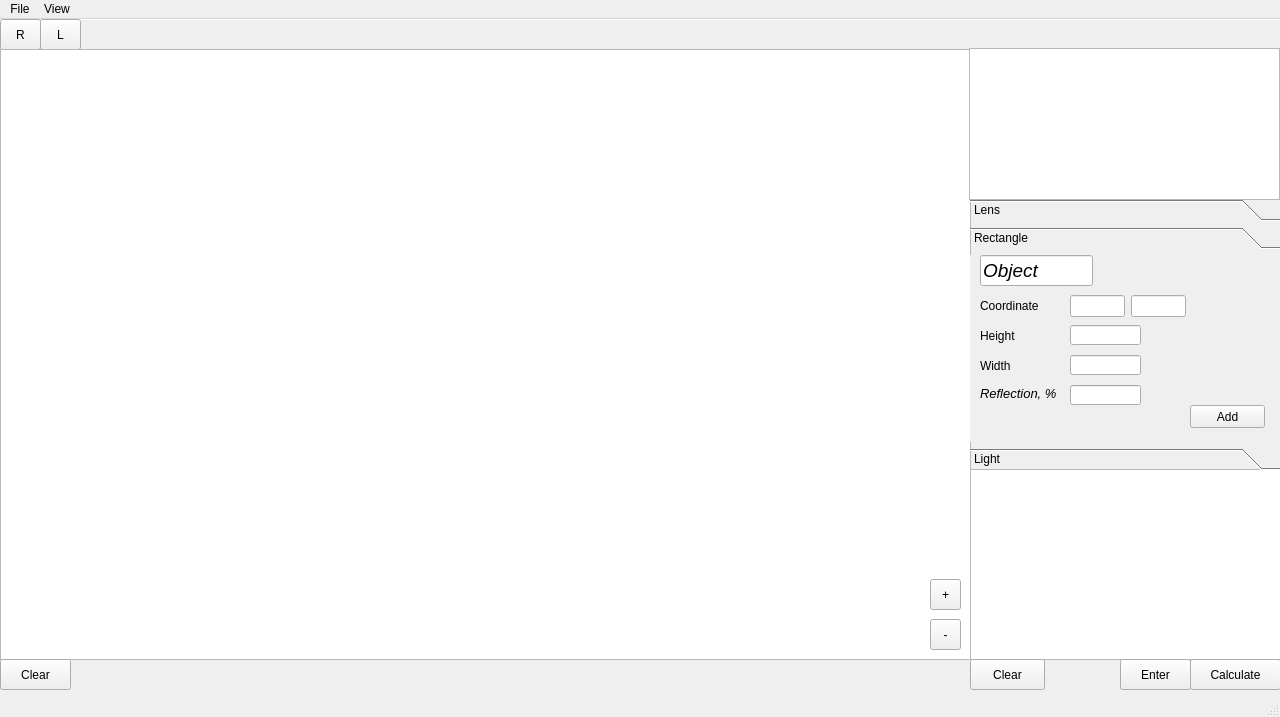
Qt form window.ui (BGDNick/TheProgram) before a commit.
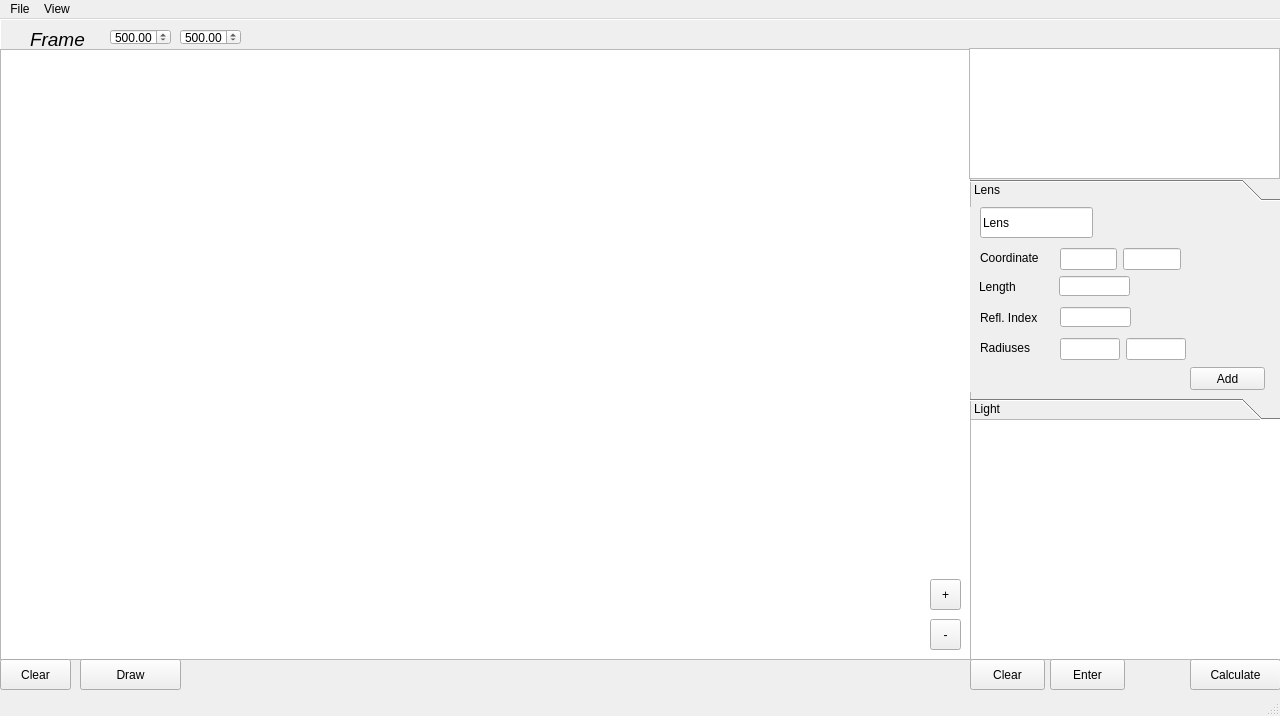
The same form after that commit. The open tabs and pages were chosen to show the change.

The edit to the form file:
```diff
--- a/window.ui
+++ b/window.ui
@@ -10,7 +10,7 @@
     <x>0</x>
     <y>0</y>
     <width>1280</width>
-    <height>717</height>
+    <height>716</height>
    </rect>
   </property>
   <property name="windowTitle">
@@ -21,9 +21,9 @@
     <property name="geometry">
      <rect>
       <x>970</x>
-      <y>450</y>
+      <y>400</y>
       <width>311</width>
-      <height>191</height>
+      <height>241</height>
      </rect>
     </property>
     <layout class="QVBoxLayout" name="verticalLayout">
@@ -38,9 +38,9 @@
     </property>
     <property name="geometry">
      <rect>
-      <x>1120</x>
+      <x>1050</x>
       <y>640</y>
-      <width>71</width>
+      <width>75</width>
       <height>31</height>
      </rect>
     </property>
@@ -94,37 +94,73 @@
     <property name="frameShadow">
      <enum>QFrame::Raised</enum>
     </property>
-    <widget class="QToolButton" name="toolButtonR">
+    <widget class="QDoubleSpinBox" name="doubleSpinBox">
      <property name="geometry">
       <rect>
-       <x>0</x>
-       <y>0</y>
-       <width>41</width>
-       <height>31</height>
+       <x>110</x>
+       <y>10</y>
+       <width>61</width>
+       <height>16</height>
       </rect>
      </property>
-     <property name="styleSheet">
-      <string notr="true">font: 16pt &quot;MS Shell Dlg 2&quot;;
-font: 14pt &quot;MS Shell Dlg 2&quot;;</string>
+     <property name="minimum">
+      <double>100.000000000000000</double>
      </property>
-     <property name="text">
-      <string>R</string>
+     <property name="maximum">
+      <double>100000.000000000000000</double>
      </property>
+     <property name="singleStep">
+      <double>10.000000000000000</double>
+     </property>
+     <property name="value">
+      <double>500.000000000000000</double>
+     </property>
     </widget>
-    <widget class="QToolButton" name="toolButtonL">
+    <widget class="QLabel" name="label_15">
      <property name="geometry">
       <rect>
-       <x>40</x>
-       <y>0</y>
-       <width>41</width>
-       <height>31</height>
+       <x>30</x>
+       <y>10</y>
+       <width>71</width>
+       <height>21</height>
       </rect>
      </property>
+     <property name="font">
+      <font>
+       <family>Arial</family>
+       <pointsize>14</pointsize>
+       <weight>50</weight>
+       <italic>true</italic>
+       <bold>false</bold>
+      </font>
+     </property>
      <property name="styleSheet">
-      <string notr="true">font: 14pt &quot;MS Shell Dlg 2&quot;;</string>
+      <string notr="true">font: italic 14pt &quot;Arial&quot;;</string>
      </property>
      <property name="text">
-      <string>L</string>
+      <string>Frame</string>
+     </property>
+    </widget>
+    <widget class="QDoubleSpinBox" name="doubleSpinBox_2">
+     <property name="geometry">
+      <rect>
+       <x>180</x>
+       <y>10</y>
+       <width>61</width>
+       <height>16</height>
+      </rect>
+     </property>
+     <property name="minimum">
+      <double>100.000000000000000</double>
+     </property>
+     <property name="maximum">
+      <double>100000.000000000000000</double>
+     </property>
+     <property name="singleStep">
+      <double>10.000000000000000</double>
+     </property>
+     <property name="value">
+      <double>500.000000000000000</double>
      </property>
     </widget>
    </widget>
@@ -141,9 +177,9 @@
    <widget class="QPushButton" name="pushButtonCalculate">
     <property name="geometry">
      <rect>
-      <x>1190</x>
+      <x>80</x>
       <y>640</y>
-      <width>91</width>
+      <width>101</width>
       <height>31</height>
      </rect>
     </property>
@@ -151,7 +187,7 @@
      <string notr="true">font: 14pt &quot;MS Shell Dlg 2&quot;;</string>
     </property>
     <property name="text">
-     <string>Calculate</string>
+     <string>Draw</string>
     </property>
    </widget>
    <widget class="QPushButton" name="pushButtonClearScreen">
@@ -209,7 +245,7 @@
       <x>969</x>
       <y>29</y>
       <width>311</width>
-      <height>152</height>
+      <height>131</height>
      </rect>
     </property>
     <layout class="QVBoxLayout" name="verticalLayout_2">
@@ -222,9 +258,9 @@
     <property name="geometry">
      <rect>
       <x>970</x>
-      <y>180</y>
+      <y>160</y>
       <width>311</width>
-      <height>271</height>
+      <height>241</height>
      </rect>
     </property>
     <property name="currentIndex">
@@ -236,7 +272,7 @@
        <x>0</x>
        <y>0</y>
        <width>311</width>
-       <height>190</height>
+       <height>187</height>
       </rect>
      </property>
      <attribute name="label">
@@ -263,8 +299,8 @@
        <rect>
         <x>90</x>
         <y>40</y>
-        <width>116</width>
-        <height>22</height>
+        <width>121</width>
+        <height>24</height>
        </rect>
       </property>
       <layout class="QHBoxLayout" name="horizontalLayout">
@@ -349,8 +385,8 @@
        <rect>
         <x>90</x>
         <y>130</y>
-        <width>116</width>
-        <height>22</height>
+        <width>126</width>
+        <height>24</height>
        </rect>
       </property>
       <layout class="QHBoxLayout" name="horizontalLayout_3">
@@ -397,237 +433,6 @@
        <string>Lens</string>
       </property>
      </widget>
-     <widget class="QComboBox" name="comboBoxLensType">
-      <property name="geometry">
-       <rect>
-        <x>170</x>
-        <y>0</y>
-        <width>91</width>
-        <height>31</height>
-       </rect>
-      </property>
-      <property name="font">
-       <font>
-        <family>Arial</family>
-        <pointsize>10</pointsize>
-        <weight>75</weight>
-        <italic>true</italic>
-        <bold>true</bold>
-       </font>
-      </property>
-      <item>
-       <property name="text">
-        <string>Flat</string>
-       </property>
-      </item>
-      <item>
-       <property name="text">
-        <string>Convex</string>
-       </property>
-      </item>
-     </widget>
-     <widget class="QLabel" name="label_13">
-      <property name="geometry">
-       <rect>
-        <x>10</x>
-        <y>160</y>
-        <width>47</width>
-        <height>21</height>
-       </rect>
-      </property>
-      <property name="font">
-       <font>
-        <family>Arial</family>
-        <pointsize>10</pointsize>
-       </font>
-      </property>
-      <property name="text">
-       <string>Angle</string>
-      </property>
-     </widget>
-     <widget class="QLineEdit" name="lineEditLensAngle">
-      <property name="geometry">
-       <rect>
-        <x>90</x>
-        <y>160</y>
-        <width>71</width>
-        <height>20</height>
-       </rect>
-      </property>
-     </widget>
-    </widget>
-    <widget class="QWidget" name="Lens">
-     <property name="geometry">
-      <rect>
-       <x>0</x>
-       <y>0</y>
-       <width>311</width>
-       <height>190</height>
-      </rect>
-     </property>
-     <attribute name="label">
-      <string>Rectangle</string>
-     </attribute>
-     <widget class="QLineEdit" name="lineEditRectName">
-      <property name="geometry">
-       <rect>
-        <x>10</x>
-        <y>0</y>
-        <width>113</width>
-        <height>31</height>
-       </rect>
-      </property>
-      <property name="font">
-       <font>
-        <family>Arial</family>
-        <pointsize>14</pointsize>
-        <weight>9</weight>
-        <italic>true</italic>
-        <bold>false</bold>
-       </font>
-      </property>
-      <property name="toolTip">
-       <string>&lt;html&gt;&lt;head/&gt;&lt;body&gt;&lt;p&gt;Lens&lt;/p&gt;&lt;/body&gt;&lt;/html&gt;</string>
-      </property>
-      <property name="whatsThis">
-       <string/>
-      </property>
-      <property name="styleSheet">
-       <string notr="true">font: 75 italic 14pt &quot;Arial&quot;;</string>
-      </property>
-      <property name="text">
-       <string>Object</string>
-      </property>
-     </widget>
-     <widget class="QWidget" name="horizontalLayoutWidget_3">
-      <property name="geometry">
-       <rect>
-        <x>100</x>
-        <y>40</y>
-        <width>116</width>
-        <height>22</height>
-       </rect>
-      </property>
-      <layout class="QHBoxLayout" name="horizontalLayout_4">
-       <item>
-        <widget class="QLineEdit" name="lineEditRectX"/>
-       </item>
-       <item>
-        <widget class="QLineEdit" name="lineEditRectY"/>
-       </item>
-      </layout>
-     </widget>
-     <widget class="QLabel" name="label_3">
-      <property name="geometry">
-       <rect>
-        <x>10</x>
-        <y>40</y>
-        <width>71</width>
-        <height>21</height>
-       </rect>
-      </property>
-      <property name="styleSheet">
-       <string notr="true">font: italic 10pt &quot;Arial&quot;;</string>
-      </property>
-      <property name="text">
-       <string>Coordinate</string>
-      </property>
-     </widget>
-     <widget class="QLabel" name="label_4">
-      <property name="geometry">
-       <rect>
-        <x>10</x>
-        <y>70</y>
-        <width>71</width>
-        <height>21</height>
-       </rect>
-      </property>
-      <property name="styleSheet">
-       <string notr="true">font: italic 10pt &quot;Arial&quot;;</string>
-      </property>
-      <property name="text">
-       <string>Height</string>
-      </property>
-     </widget>
-     <widget class="QLabel" name="label_5">
-      <property name="geometry">
-       <rect>
-        <x>10</x>
-        <y>100</y>
-        <width>71</width>
-        <height>21</height>
-       </rect>
-      </property>
-      <property name="styleSheet">
-       <string notr="true">font: italic 10pt &quot;Arial&quot;;</string>
-      </property>
-      <property name="text">
-       <string>Width</string>
-      </property>
-     </widget>
-     <widget class="QLineEdit" name="lineEditRectHeight">
-      <property name="geometry">
-       <rect>
-        <x>100</x>
-        <y>70</y>
-        <width>71</width>
-        <height>20</height>
-       </rect>
-      </property>
-     </widget>
-     <widget class="QLineEdit" name="lineEditRectWidth">
-      <property name="geometry">
-       <rect>
-        <x>100</x>
-        <y>100</y>
-        <width>71</width>
-        <height>20</height>
-       </rect>
-      </property>
-     </widget>
-     <widget class="QPushButton" name="pushButtonRectAdd">
-      <property name="geometry">
-       <rect>
-        <x>220</x>
-        <y>150</y>
-        <width>75</width>
-        <height>23</height>
-       </rect>
-      </property>
-      <property name="text">
-       <string>Add</string>
-      </property>
-     </widget>
-     <widget class="QLabel" name="label_8">
-      <property name="geometry">
-       <rect>
-        <x>10</x>
-        <y>130</y>
-        <width>81</width>
-        <height>16</height>
-       </rect>
-      </property>
-      <property name="font">
-       <font>
-        <family>Arial</family>
-        <pointsize>10</pointsize>
-        <italic>true</italic>
-       </font>
-      </property>
-      <property name="text">
-       <string>Reflection, %</string>
-      </property>
-     </widget>
-     <widget class="QLineEdit" name="lineEditRectReflection">
-      <property name="geometry">
-       <rect>
-        <x>100</x>
-        <y>130</y>
-        <width>71</width>
-        <height>20</height>
-       </rect>
-      </property>
-     </widget>
     </widget>
     <widget class="QWidget" name="light">
      <property name="geometry">
@@ -635,7 +440,7 @@
        <x>0</x>
        <y>0</y>
        <width>311</width>
-       <height>190</height>
+       <height>187</height>
       </rect>
      </property>
      <attribute name="label">
@@ -704,8 +509,8 @@
        <rect>
         <x>110</x>
         <y>40</y>
-        <width>116</width>
-        <height>22</height>
+        <width>121</width>
+        <height>24</height>
        </rect>
       </property>
       <layout class="QHBoxLayout" name="horizontalLayout_2">
@@ -834,8 +639,8 @@
        <rect>
         <x>110</x>
         <y>100</y>
-        <width>116</width>
-        <height>22</height>
+        <width>121</width>
+        <height>24</height>
        </rect>
       </property>
       <layout class="QHBoxLayout" name="horizontalLayout_5">
@@ -849,6 +654,22 @@
      </widget>
     </widget>
    </widget>
+   <widget class="QPushButton" name="pushButtonCalculate_2">
+    <property name="geometry">
+     <rect>
+      <x>1190</x>
+      <y>640</y>
+      <width>91</width>
+      <height>31</height>
+     </rect>
+    </property>
+    <property name="styleSheet">
+     <string notr="true">font: 14pt &quot;MS Shell Dlg 2&quot;;</string>
+    </property>
+    <property name="text">
+     <string>Calculate</string>
+    </property>
+   </widget>
    <zorder>verticalLayoutWidget</zorder>
    <zorder>pushButtonTextEnter</zorder>
    <zorder>pushButtonClear</zorder>
@@ -860,7 +681,9 @@
    <zorder>toolButtonScaleInc</zorder>
    <zorder>toolButtonDec</zorder>
    <zorder>toolBox</zorder>
+   <zorder>pushButtonCalculate_2</zorder>
   </widget>
+  <widget class="QStatusBar" name="statusbar"/>
   <widget class="QMenuBar" name="menubar">
    <property name="geometry">
     <rect>
@@ -870,6 +693,11 @@
      <height>21</height>
     </rect>
    </property>
+   <widget class="QMenu" name="menuView">
+    <property name="title">
+     <string>View</string>
+    </property>
+   </widget>
    <widget class="QMenu" name="menuFile">
     <property name="title">
      <string>File</string>
@@ -880,17 +708,9 @@
     <addaction name="actionSave_as"/>
     <addaction name="actionImport_image"/>
    </widget>
-   <widget class="QMenu" name="menuView">
-    <property name="title">
-     <string>View</string>
-    </property>
-    <addaction name="actionRails_2"/>
-    <addaction name="actionRails_Off"/>
-   </widget>
    <addaction name="menuFile"/>
    <addaction name="menuView"/>
   </widget>
-  <widget class="QStatusBar" name="statusbar"/>
   <action name="actionNew">
    <property name="text">
     <string>New</string>
```
